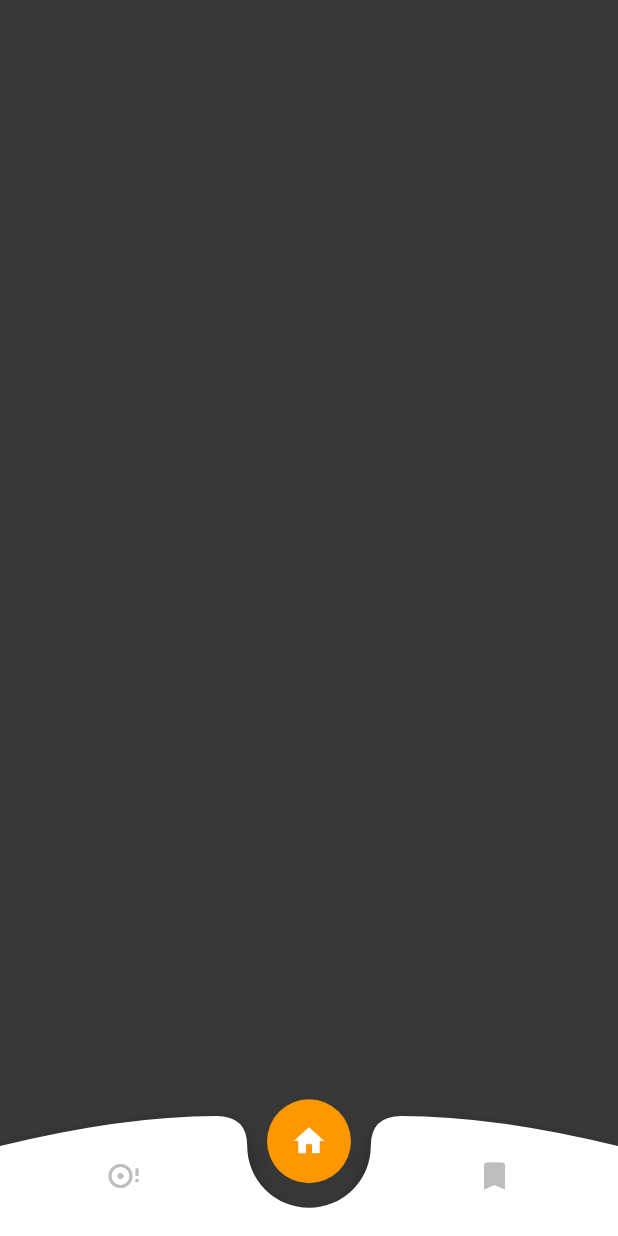
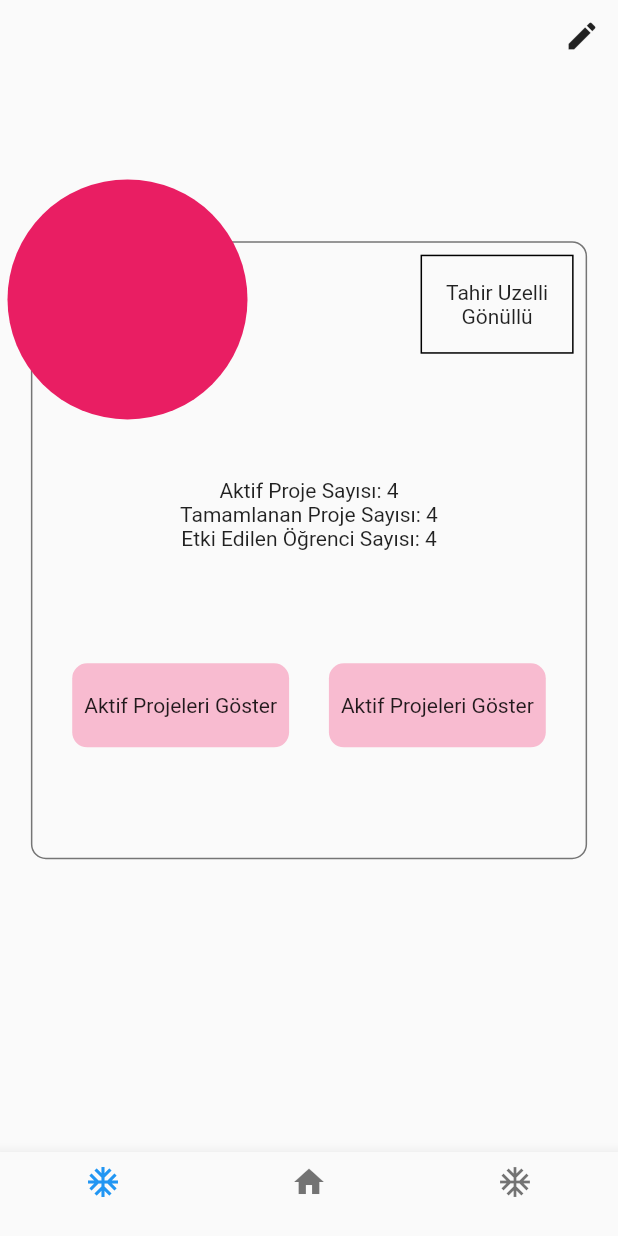
Before and after one commit to DSC-Turkey/ProjectLuna, a Flutter app: the Base screen opened directly, on a phone screen of 412 x 824 dp. Run offline on Flutter 3.47's test engine with Material 2 defaults, Android fonts, the phone set to English and light mode, and no system bars.

Commit message:
gönüllü profil sayfası mookup çizildi

```diff
--- a/lib/main.dart
+++ b/lib/main.dart
@@ -1,5 +1,6 @@
 import 'dart:async';
 
+import 'package:Luna/pages/base.dart';
 import 'package:flutter/material.dart';
 
 void main() {
@@ -10,12 +11,13 @@ class MyApp extends StatelessWidget {
   @override
   Widget build(BuildContext context) {
     return MaterialApp(
+      debugShowCheckedModeBanner: false,
       title: 'Flutter Demo',
       theme: ThemeData(
         primarySwatch: Colors.blue,
         visualDensity: VisualDensity.adaptivePlatformDensity,
       ),
-      home: LogoAndName(),
+      home: Base(),
     );
   }
 }
@@ -53,18 +55,18 @@ class _LogoAndNameState extends State<LogoAndName> {
         width: size.width,
         decoration: BoxDecoration(
           //    color: blue1,
-          image: DecorationImage(
-            image: AssetImage('assets/images/karşılamaEkranıBG.png'),
-            fit: BoxFit.fill,
-          ),
+          // image: DecorationImage(
+          //   image: AssetImage('assets/images/karşılamaEkranıBG.png'),
+          //   fit: BoxFit.fill,
+          // ),
         ),
         child: Column(
           children: [
             SizedBox(height: size.height * 0.2),
-            Image.asset(
-              "assets/images/geciciLogo.png",
-              width: size.width / 2,
-            ),
+            // Image.asset(
+            //   "assets/images/geciciLogo.png",
+            //   width: size.width / 2,
+            // ),
             Spacer(),
             SizedBox(height: size.height * 0.2),
           ],
--- a/lib/pages/base.dart
+++ b/lib/pages/base.dart
@@ -1,19 +1,42 @@
+import 'package:Luna/pages/gonullu/profile.dart';
 import 'package:Luna/widgets/bottomNavBar.dart';
 import 'package:flutter/material.dart';
 
-class Base extends StatefulWidget{
+class Base extends StatefulWidget {
   @override
-  _Base createState()=>_Base();
+  _Base createState() => _Base();
 }
 
-class _Base extends State<Base>{
+class _Base extends State<Base> {
+  int _currentIndex = 0;
+  List<Widget> pages = [
+    GonulluProfil(),
+    GonulluProfil(),
+    GonulluProfil(),
+  ];
+  void _onItemTapped(int index) {
+    setState(() {
+      _currentIndex = index;
+    });
+  }
+
   @override
   Widget build(BuildContext context) {
     // TODO: implement build
-    return Scaffold(
-      backgroundColor: Colors.black,
-      bottomNavigationBar: BottomNavBarV2(),
+    return SafeArea(
+      child: Scaffold(
+        backgroundColor: Colors.black,
+        bottomNavigationBar: BottomNavigationBar(
+          items: [
+            BottomNavigationBarItem(icon: Icon(Icons.ac_unit), label: ""),
+            BottomNavigationBarItem(icon: Icon(Icons.home), label: ""),
+            BottomNavigationBarItem(icon: Icon(Icons.ac_unit), label: ""),
+          ],
+          currentIndex: _currentIndex,
+          onTap: _onItemTapped,
+        ),
+        body: pages[_currentIndex],
+      ),
     );
   }
-
 }
--- /dev/null
+++ b/lib/pages/gonullu/profile.dart
@@ -0,0 +1,163 @@
+import 'package:flutter/material.dart';
+
+class GonulluProfil extends StatefulWidget {
+  @override
+  _GonulluProfil createState() => _GonulluProfil();
+}
+
+class _GonulluProfil extends State<GonulluProfil> {
+  @override
+  Widget build(BuildContext context) {
+    Size s = MediaQuery.of(context).size;
+    return Scaffold(
+      body: Column(
+        mainAxisAlignment: MainAxisAlignment.spaceBetween,
+        children: [
+          editButton(s),
+          centerOfPage(s),
+          SizedBox(
+            height: s.height * 0.1,
+          )
+        ],
+      ),
+    );
+  }
+
+  centerOfPage(Size s) {
+    return Container(
+      height: s.height * 0.6,
+      width: s.width,
+      child: Stack(
+        children: [
+          Center(
+            child: Container(
+              height: s.height * 0.5,
+              width: s.width * 0.9,
+              decoration: BoxDecoration(
+                borderRadius: BorderRadius.circular(10),
+                border: Border.all(
+                  color: Colors.grey[600],
+                ),
+              ),
+              child: Column(
+                mainAxisAlignment: MainAxisAlignment.spaceBetween,
+                children: [
+                  userDatas(s),
+                  Container(
+                    height: s.height * 0.4,
+                    child: Column(
+                      mainAxisAlignment: MainAxisAlignment.spaceEvenly,
+                      children: [
+                        userStatics(s),
+                        buttons(s),
+                      ],
+                    ),
+                  )
+                ],
+              ),
+            ),
+          ),
+          photoOfUser(),
+        ],
+      ),
+    );
+  }
+
+  photoOfUser() {
+    return Positioned(
+      left: 5,
+      child: CircleAvatar(
+        radius: 80,
+        backgroundColor: Colors.pink,
+      ),
+    );
+  }
+
+  buttons(Size s) {
+    return Container(
+      width: s.width * 0.9,
+      child: Row(
+        mainAxisAlignment: MainAxisAlignment.spaceEvenly,
+        children: [
+          GestureDetector(
+            onTap: () {},
+            child: Container(
+              decoration: BoxDecoration(
+                color: Colors.pink[100],
+                borderRadius: BorderRadius.circular(10),
+              ),
+              child: Padding(
+                padding:
+                    const EdgeInsets.symmetric(vertical: 20.0, horizontal: 8),
+                child: Text("Aktif Projeleri Göster"),
+              ),
+            ),
+          ),
+          GestureDetector(
+            child: Container(
+              decoration: BoxDecoration(
+                color: Colors.pink[100],
+                borderRadius: BorderRadius.circular(10),
+              ),
+              child: Padding(
+                padding:
+                    const EdgeInsets.symmetric(vertical: 20.0, horizontal: 8),
+                child: Text("Aktif Projeleri Göster"),
+              ),
+            ),
+          ),
+        ],
+      ),
+    );
+  }
+
+  userStatics(Size s) {
+    return Column(
+      children: [
+        Text("Aktif Proje Sayısı: 4"),
+        Text("Tamamlanan Proje Sayısı: 4"),
+        Text("Etki Edilen Öğrenci Sayısı: 4"),
+      ],
+    );
+  }
+
+  userDatas(Size s) {
+    return Padding(
+      padding: const EdgeInsets.all(8.0),
+      child: Container(
+        width: s.width * 0.9,
+        child: Row(
+          mainAxisAlignment: MainAxisAlignment.end,
+          children: [
+            Container(
+              decoration: BoxDecoration(
+                border: Border.all(),
+              ),
+              child: Padding(
+                padding: const EdgeInsets.all(16.0),
+                child: Column(
+                  children: [Text("Tahir Uzelli"), Text("Gönüllü")],
+                ),
+              ),
+            ),
+          ],
+        ),
+      ),
+    );
+  }
+
+  editButton(Size s) {
+    return Container(
+      width: s.width,
+      child: Row(
+        mainAxisAlignment: MainAxisAlignment.end,
+        children: [
+          IconButton(
+            icon: Icon(Icons.edit),
+            onPressed: () {},
+          ),
+        ],
+      ),
+    );
+  }
+}
--- a/lib/widgets/bottomNavBar.dart
+++ b/lib/widgets/bottomNavBar.dart
@@ -1,3 +1,4 @@
+import 'package:Luna/pages/gonullu/profile.dart';
 import 'package:flutter/material.dart';
 
 class BottomNavBarV2 extends StatefulWidget {
@@ -69,6 +70,12 @@ class _BottomNavBarV2State extends State<BottomNavBarV2> {
                                   : Colors.grey.shade400,
                             ),
                             onPressed: () {
+                              Navigator.push(
+                                context,
+                                MaterialPageRoute(
+                                  builder: (context) => GonulluProfil(),
+                                ),
+                              );
                               setBottomBarIndex(2);
                             }),
                       ],
```
